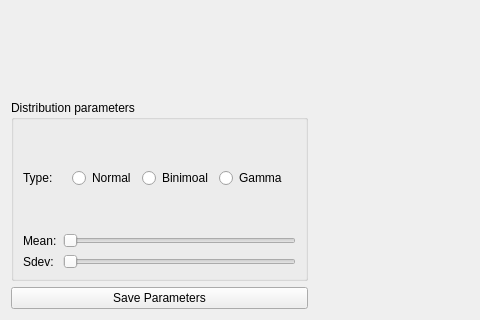
The window that src/gui/views/paramsViewUi.ui (PyMarc2/virus-propagation-simulator) describes before a commit, drawn with Qt 5; both pictures show x 0 to 480 and y 98 to 418 of the 588 by 418 pixel window.
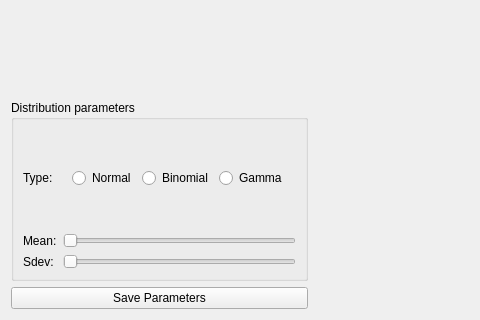
The same window after the commit. Custom widgets are drawn as their Qt base class.

Commit message: correct binomial

The edit to the form file:
```diff
--- a/src/gui/views/paramsViewUi.ui
+++ b/src/gui/views/paramsViewUi.ui
@@ -53,7 +53,7 @@
          <item row="0" column="1">
           <widget class="QRadioButton" name="rb_bionomial">
            <property name="text">
-            <string>Binimoal</string>
+            <string>Binomial</string>
            </property>
           </widget>
          </item>
```
Left out of the diff: 2 changed lines with no effect on the pictures.
